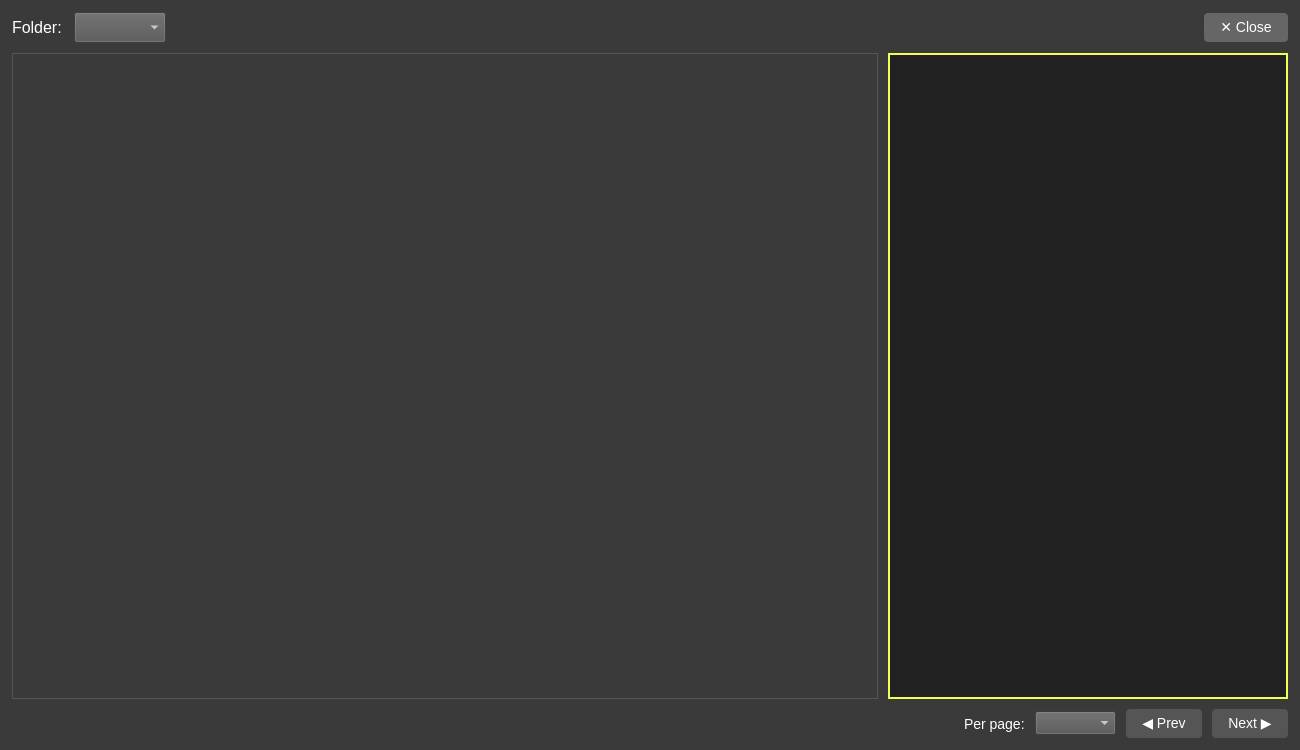
jschrempp/speech2picture, file src/ui/image_browser.ui: the form before one commit.
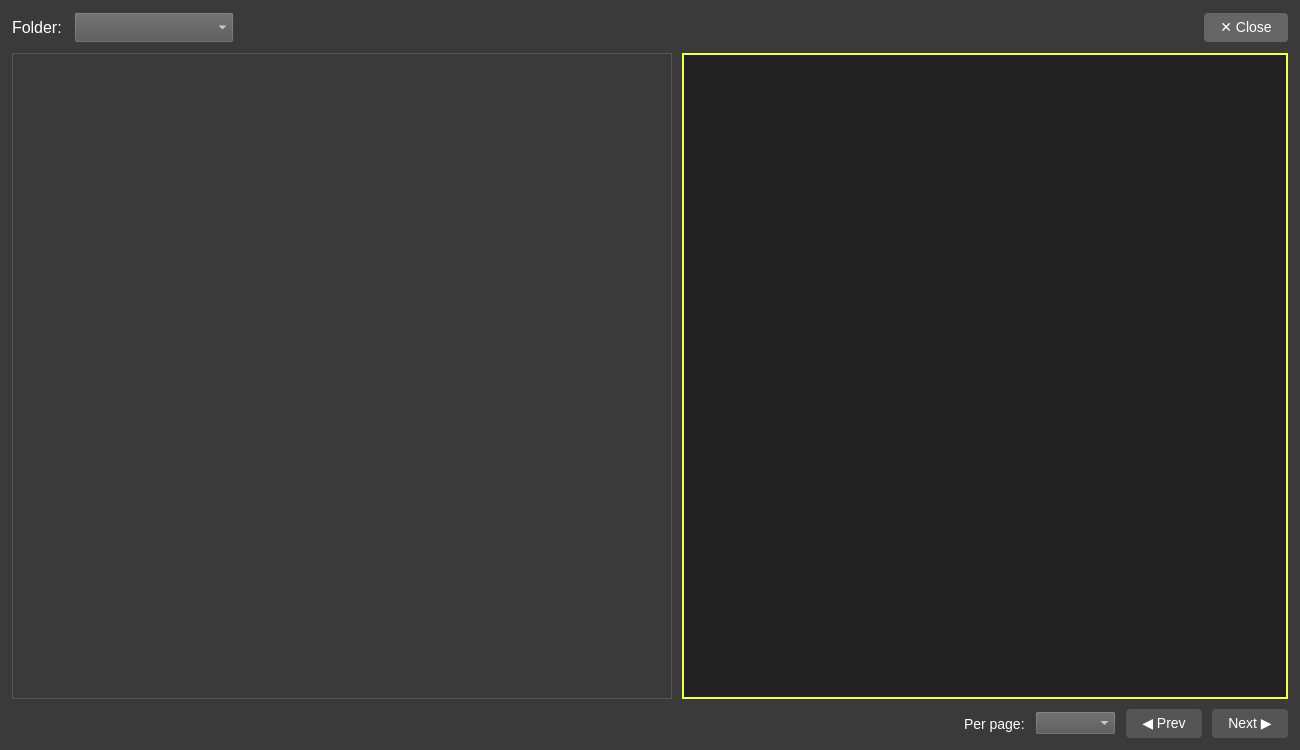
The form after the commit.

Commit message: more image browser changes

What changed in the file:
```diff
--- a/src/ui/image_browser.ui
+++ b/src/ui/image_browser.ui
@@ -50,6 +50,12 @@
      </item>
      <item>
       <widget class="QComboBox" name="folderCombo">
+       <property name="minimumSize">
+        <size>
+         <width>160</width>
+         <height>0</height>
+        </size>
+       </property>
        <property name="styleSheet">
         <string notr="true">font: 16px Helvetica; padding: 4px 8px; background-color: #555; color: #FFF;</string>
        </property>
@@ -113,10 +119,16 @@
       <widget class="QScrollArea" name="thumbnailScroll">
        <property name="minimumSize">
         <size>
-         <width>400</width>
+         <width>660</width>
          <height>0</height>
         </size>
        </property>
+       <property name="maximumSize">
+        <size>
+         <width>660</width>
+         <height>16777215</height>
+        </size>
+       </property>
        <property name="widgetResizable">
         <bool>true</bool>
        </property>
```
Left out of the diff: 10 changed lines with no effect on the pictures. The commit also changes 2 other files.
